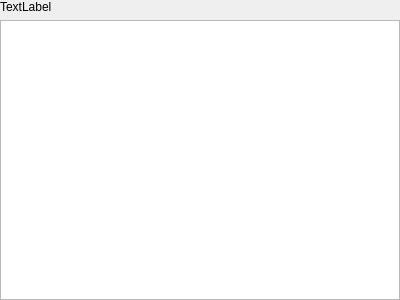
Qt form src/gui/elements/regionpropertywidget.ui (caozhongxiao/espreso) before a commit.
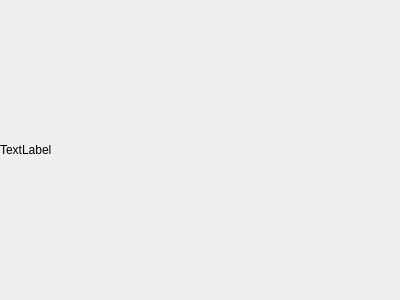
The same form after that commit.

Commit message: ENH: [GUI] NEW region property feature

What changed in the file:
```diff
--- a/src/gui/elements/regionpropertywidget.ui
+++ b/src/gui/elements/regionpropertywidget.ui
@@ -33,9 +33,6 @@
      </property>
     </widget>
    </item>
-   <item>
-    <widget class="QListView" name="tree"/>
-   </item>
   </layout>
  </widget>
  <resources/>
```
The commit also changes 6 other files.
